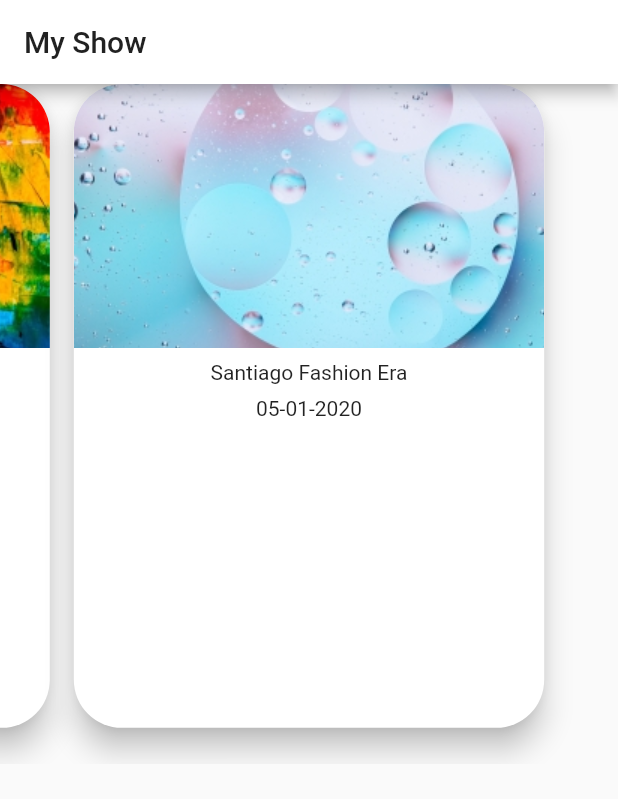
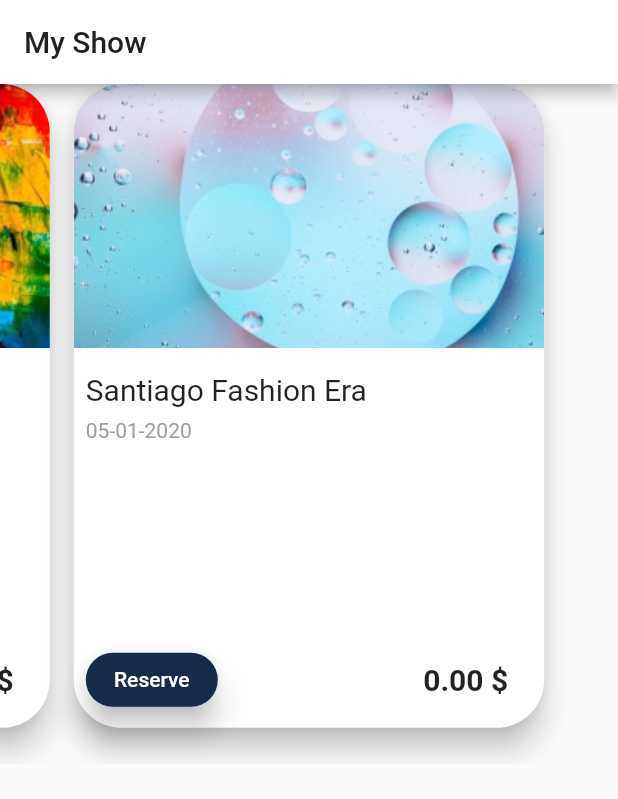
Before and after one commit to gurupratap-matharu/tickets_app, a Flutter app: the screen it shows after launch, swiped to page 2, on a phone screen of 412 x 824 dp. Shown: the top 799 px of the screen. Run offline on Flutter 3.47's test engine with Material 2 defaults, Android fonts, the phone set to English and light mode, and no system bars.

Commit message:
card content segregated

```diff
--- a/lib/widgets/card_content.dart
+++ b/lib/widgets/card_content.dart
@@ -8,18 +8,54 @@ class CardContent extends StatelessWidget {
 
   @override
   Widget build(BuildContext context) {
-    return Column(
+    return Padding(
+      padding: const EdgeInsets.all(8.0),
+      child: Column(
+        crossAxisAlignment: CrossAxisAlignment.start,
         children: <Widget>[
-        Text(name),
+          Text(
+            name,
+            style: TextStyle(
+              fontSize: 20,
+            ),
+          ),
           SizedBox(
             height: 8,
           ),
           Text(
             date,
+            style: TextStyle(color: Colors.grey),
           ),
           Spacer(),
-        Row(),
+          Row(
+            children: <Widget>[
+              RaisedButton(
+                color: Color(0xFF162A49),
+                child: Text('Reserve'),
+                textColor: Colors.white,
+                elevation: 8,
+                shape: RoundedRectangleBorder(
+                  borderRadius: BorderRadius.circular(32),
+                ),
+                onPressed: () {
+                  print("I am pressed!");
+                },
+              ),
+              Spacer(),
+              Text(
+                '0.00 \$',
+                style: TextStyle(
+                  fontWeight: FontWeight.bold,
+                  fontSize: 20,
+                ),
+              ),
+              SizedBox(
+                width: 16,
+              )
             ],
+          ),
+        ],
+      ),
     );
   }
 }
```
Lines whose indentation alone changed are shown as unchanged.
